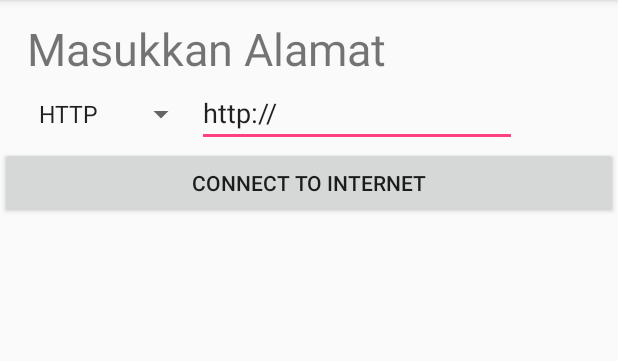
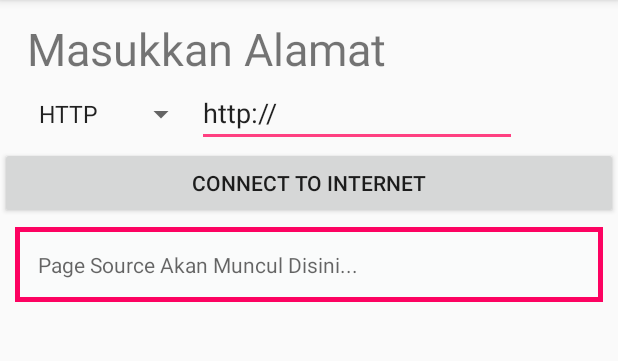
Before and after one commit to GalangRambuAnarqi/AplikasiPenampilSource, an Android app: the screen it shows after launch (MainActivity), on a phone screen of 412 x 824 dp, the part 84-445 px from its top. Run offline under Robolectric (Android 15) with nearby library versions, the phone set to English and light mode, and no system bars.

Commit message:
tugas 2 penampil source

```diff
--- a/app/src/main/java/galang/aplikasipenampilsource/MainActivity.java
+++ b/app/src/main/java/galang/aplikasipenampilsource/MainActivity.java
@@ -33,7 +33,7 @@ public class MainActivity extends AppCompatActivity {
         super.onCreate(savedInstanceState);
         setContentView(R.layout.activity_main);
         myText=(TextView) findViewById(R.id.myResult);
-
+        myText.setBackgroundResource(R.layout.back);
         final String[] pilihan={"http://","https://"};
         //cek koneksi
 
@@ -74,6 +74,7 @@ public class MainActivity extends AppCompatActivity {
     public void doSomething(View view) {
         c1=new ConnectInternetTask(this);
         EditText edt=(EditText) findViewById(R.id.editText);
+
         //cek koneksi && cek apakah input text kosong
         if(myinfo!=null&&myinfo.isConnected()){
             if(edt!=null){
--- a/app/src/main/res/layout/activity_main.xml
+++ b/app/src/main/res/layout/activity_main.xml
@@ -38,16 +38,24 @@
 
     <ScrollView
         android:layout_width="match_parent"
-        android:layout_height="100dp"
+        android:layout_height="match_parent"
         android:id="@+id/scrollView2"
         android:layout_below="@+id/button"
-        android:layout_alignParentLeft="true"
-        android:layout_alignParentStart="true"
-        android:layout_alignParentBottom="true">
+        android:layout_alignParentBottom="true"
+        android:layout_marginTop="5dp"
+        android:layout_marginLeft="10dp"
+        android:layout_marginRight="10dp"
+        android:layout_marginBottom="10dp"
+
+        >
     <TextView
         android:layout_width="match_parent"
         android:layout_height="wrap_content"
-        android:id="@+id/myResult"/>
+        android:id="@+id/myResult"
+        android:hint="Page Source Akan Muncul Disini..."
+        android:padding="15dp"
+        />
+
 
     </ScrollView>
 
@@ -56,6 +64,7 @@
         android:layout_width="wrap_content"
         android:layout_height="wrap_content"
         android:ems="10"
+        android:hint="http://www.example.com"
         android:inputType="textPersonName"
         android:layout_toRightOf="@+id/spinner"
         android:layout_below="@+id/textView" />
```
Also changed, not shown: app/src/main/res/layout/back.xml (added, +9 -0 lines).
